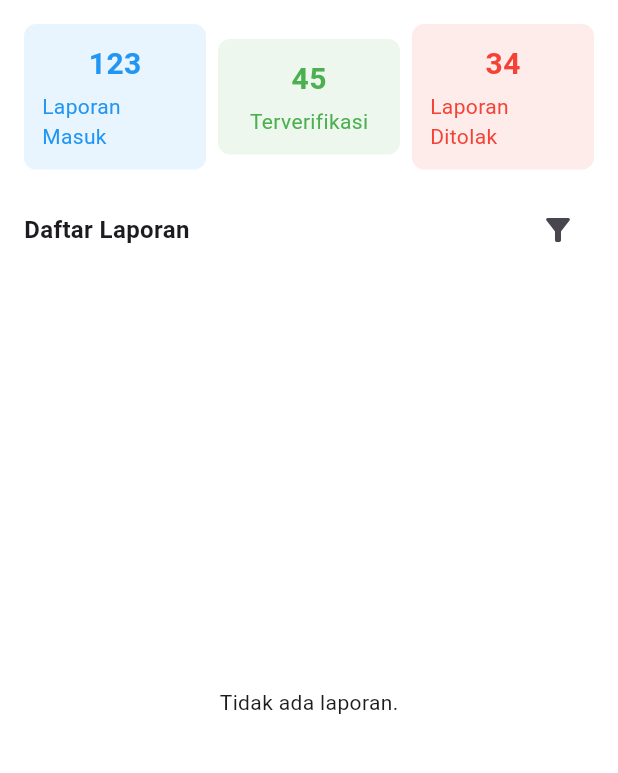
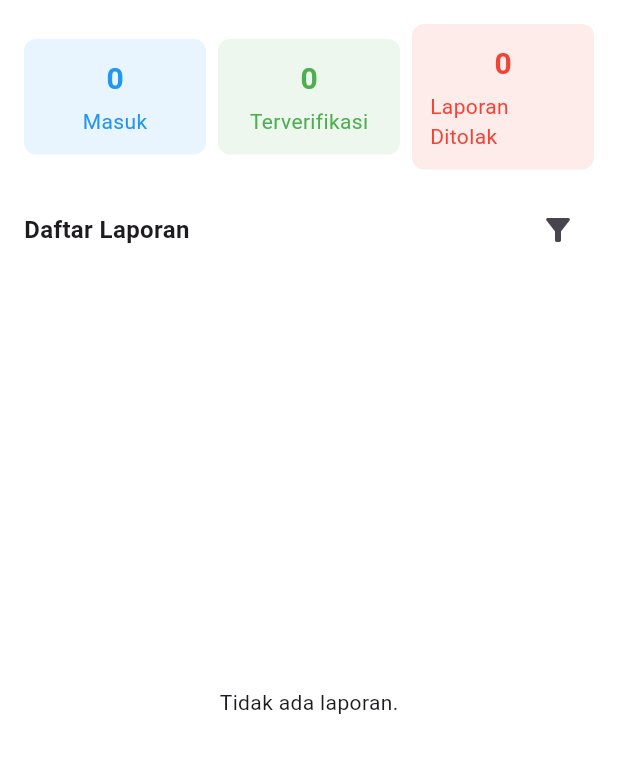
Before and after one commit to LuthfiDelvian/jaga_app_admin, a Flutter app: the screen it shows after launch, after a tap on the "arrow forward" icon, after a tap on "Masuk", on a phone screen of 412 x 824 dp, the part 84-857 px from its top. Run offline on Flutter 3.47's test engine with Material 3 defaults, Android fonts, the phone set to English and light mode, and no system bars; our stand-ins replace cloud_firestore, firebase_core; accounts and stored records are empty.

Commit message:
Add single laporan page

```diff
--- a/lib/app/pages/dashboard/dashboard_page.dart
+++ b/lib/app/pages/dashboard/dashboard_page.dart
@@ -1,5 +1,6 @@
 import 'package:flutter/material.dart';
 import 'package:cloud_firestore/cloud_firestore.dart';
+import 'package:jaga_app_admin/app/pages/dashboard/laporan/filtered_laporan_page.dart';
 import 'package:jaga_app_admin/app/pages/dashboard/widgets/filter_drawer.dart';
 import 'package:jaga_app_admin/app/pages/dashboard/widgets/status_card.dart';
 
@@ -10,6 +11,34 @@ class AdminDashboardPage extends StatefulWidget {
   State<AdminDashboardPage> createState() => _AdminDashboardPageState();
 }
 
+Future<Map<String, int>> fetchStatusCounts() async {
+  final snapshot = await FirebaseFirestore.instance.collection('laporan').get();
+  final docs = snapshot.docs;
+
+  int masuk = 0;
+  int terverifikasi = 0;
+  int ditolak = 0;
+
+  for (var doc in docs) {
+    final data = doc.data();
+    final status = (data['status'] ?? '').toString().toLowerCase();
+
+    if (status == 'menunggu') {
+      masuk++;
+    } else if (status == 'diproses' || status == 'selesai') {
+      terverifikasi++;
+    } else if (status == 'ditolak') {
+      ditolak++;
+    }
+  }
+
+  return {
+    'menunggu': masuk,
+    'terverifikasi': terverifikasi,
+    'ditolak': ditolak,
+  };
+}
+
 class _AdminDashboardPageState extends State<AdminDashboardPage> {
   @override
   Widget build(BuildContext context) {
@@ -17,15 +46,77 @@ class _AdminDashboardPageState extends State<AdminDashboardPage> {
       padding: const EdgeInsets.all(16),
       child: Column(
         children: [
-          Row(
-            children: [
-              buildStatusCard('123', 'Laporan Masuk', Colors.blue),
-              const SizedBox(width: 8),
-              buildStatusCard('45', 'Terverifikasi', Colors.green),
-              const SizedBox(width: 8),
-              buildStatusCard('34', 'Laporan Ditolak', Colors.red),
-            ],
+          FutureBuilder<Map<String, int>>(
+            future: fetchStatusCounts(),
+            builder: (context, snapshot) {
+              if (snapshot.connectionState == ConnectionState.waiting) {
+                return const Center(child: CircularProgressIndicator());
+              }
+
+              final counts =
+                  snapshot.data ??
+                  {'menunggu': 0, 'terverifikasi': 0, 'ditolak': 0};
+
+              return Row(
+                children: [
+                  buildStatusCard(
+                    '${counts['menunggu']}',
+                    'Masuk',
+                    Colors.blue,
+                    () {
+                      Navigator.push(
+                        context,
+                        MaterialPageRoute(
+                          builder:
+                              (context) => const FilteredLaporanPage(
+                                statusList: ['Menunggu'],
+                                title: 'Laporan Masuk',
+                              ),
+                        ),
+                      );
+                    },
+                  ),
+                  const SizedBox(width: 8),
+                  buildStatusCard(
+                    '${counts['terverifikasi']}',
+                    'Terverifikasi',
+                    Colors.green,
+                    () {
+                      Navigator.push(
+                        context,
+                        MaterialPageRoute(
+                          builder:
+                              (context) => const FilteredLaporanPage(
+                                statusList: ['diproses', 'selesai'],
+                                title: 'Laporan Terverifikasi',
+                              ),
+                        ),
+                      );
+                    },
+                  ),
+                  const SizedBox(width: 8),
+                  buildStatusCard(
+                    '${counts['ditolak']}',
+                    'Laporan Ditolak',
+                    Colors.red,
+                    () {
+                      Navigator.push(
+                        context,
+                        MaterialPageRoute(
+                          builder:
+                              (context) => const FilteredLaporanPage(
+                                statusList: ['ditolak'],
+                                title: 'Laporan Ditolak',
+                              ),
+                        ),
+                      );
+                    },
+                  ),
+                ],
+              );
+            },
           ),
+
           const SizedBox(height: 16),
           Row(
             children: [
--- a/lib/app/pages/dashboard/widgets/status_card.dart
+++ b/lib/app/pages/dashboard/widgets/status_card.dart
@@ -1,7 +1,14 @@
 import 'package:flutter/material.dart';
 
-Widget buildStatusCard(String jumlah, String label, Color color) {
+Widget buildStatusCard(
+  String jumlah,
+  String label,
+  Color color,
+  VoidCallback onTap,
+) {
   return Expanded(
+    child: InkWell(
+      onTap: onTap,
       child: Container(
         padding: const EdgeInsets.all(12),
         decoration: BoxDecoration(
@@ -23,6 +30,7 @@ Widget buildStatusCard(String jumlah, String label, Color color) {
           ],
         ),
       ),
+    ),
   );
 }
 
@@ -34,6 +42,9 @@ Widget buildStatusChip(String status) {
       break;
     case 'ditolak':
       color = Colors.red;
+      break;
+    case 'diproses':
+      color = Colors.blueGrey;
       break;
     default:
       color = Colors.blue;
--- a/lib/app/pages/login_register_page.dart
+++ b/lib/app/pages/login_register_page.dart
@@ -108,20 +108,6 @@ class _LoginRegisterPageState extends State<LoginRegisterPage>
                               child: const Text(
                                 'Masuk',
                                 style: TextStyle(color: Colors.white),
-                              ),
-                            ),
-                            const SizedBox(height: 15),
-                            const Text(
-                              'atau',
-                              style: TextStyle(color: Colors.grey),
-                            ),
-                            const SizedBox(height: 10),
-                            OutlinedButton.icon(
-                              onPressed: () {},
-                              icon: Icon(Icons.access_alarm),
-                              label: const Text('Masuk dengan Google'),
-                              style: OutlinedButton.styleFrom(
-                                minimumSize: const Size.fromHeight(45),
                               ),
                             ),
                             const SizedBox(height: 15),
```
Also changed, not shown: lib/app/pages/dashboard/laporan/filtered_laporan_page.dart (added, +130 -0 lines). Lines whose indentation alone changed are shown as unchanged.
